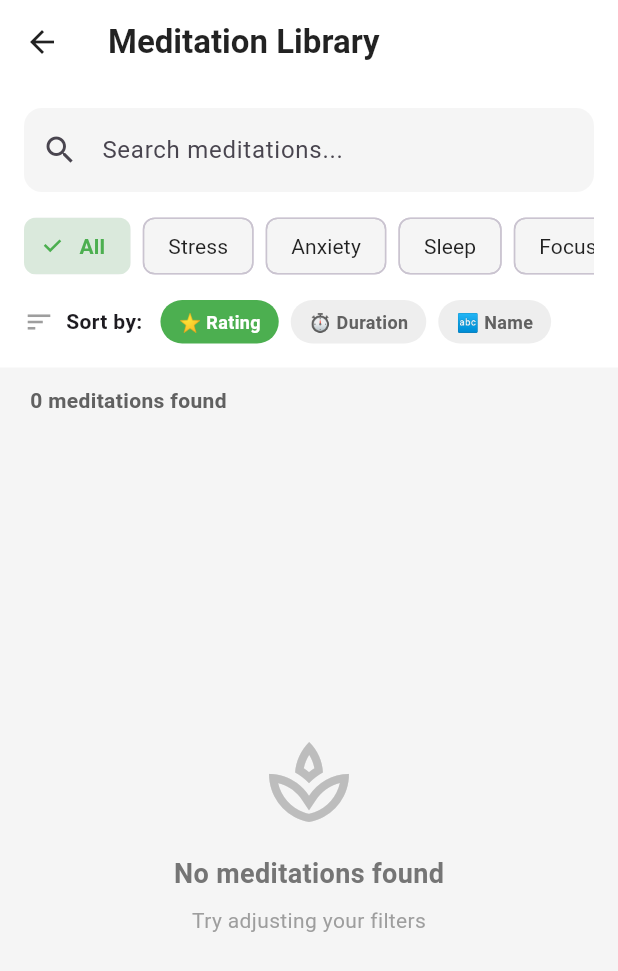
After one commit to vjintageboy/2025_LTTBDD_N04_Nhom_4, a Flutter app: the screen it shows once a user with an empty profile is signed in, after a tap on "View All", on a phone screen of 412 x 824 dp. The commit adds this screen. Shown: the top 971 px of the screen. Run offline on Flutter 3.47's test engine with Material 3 defaults, Android fonts, the phone set to English and light mode, and no system bars; our stand-ins replace audioplayers, cloud_firestore, firebase_auth, firebase_core, google_fonts, table_calendar; accounts and stored records are empty; generated files the repository leaves out were written again; Roboto replaces fonts that are missing (SF Pro Display).

Commit message:
Tăng featured meditations lên 5 và thêm nút xem tất cả

```diff
--- a/lib/views/home/home_page.dart
+++ b/lib/views/home/home_page.dart
@@ -4,6 +4,7 @@ import 'package:cloud_firestore/cloud_firestore.dart';
 import '../mood/mood_log_page.dart';
 import '../mood/mood_history_page.dart';
 import '../meditation/meditation_detail_page.dart';
+import '../meditation/meditation_library_page.dart';
 import '../profile/profile_page.dart';
 import '../expert/expert_list_page.dart';
 import '../streak/streak_history_page.dart';
@@ -192,7 +193,7 @@ class _HomeTabState extends State<HomeTab> {
 
       // Load meditations, streak, and total users in parallel
       final results = await Future.wait([
-        _firestoreService.getFeaturedMeditations(limit: 3),
+        _firestoreService.getFeaturedMeditations(limit: 5), // ⭐ Increased to 5
         _firestoreService.getOrCreateStreak(user.uid),
         _loadTotalUsers(), // ⭐ NEW - Load total users count
       ]);
@@ -352,14 +353,48 @@ class _HomeTabState extends State<HomeTab> {
               const SizedBox(height: 32),
 
               // Featured Meditations title with padding
-              const Padding(
-                padding: EdgeInsets.symmetric(horizontal: 20),
-                child: Text(
-                  'Featured Meditations',
-                  style: TextStyle(
-                    fontSize: 22,
-                    fontWeight: FontWeight.w700,
-                  ),
+              Padding(
+                padding: const EdgeInsets.symmetric(horizontal: 20),
+                child: Row(
+                  mainAxisAlignment: MainAxisAlignment.spaceBetween,
+                  children: [
+                    const Text(
+                      'Featured Meditations',
+                      style: TextStyle(
+                        fontSize: 22,
+                        fontWeight: FontWeight.w700,
+                      ),
+                    ),
+                    TextButton(
+                      onPressed: () {
+                        Navigator.push(
+                          context,
+                          MaterialPageRoute(
+                            builder: (context) => const MeditationLibraryPage(),
+                          ),
+                        );
+                      },
+                      child: Row(
+                        mainAxisSize: MainAxisSize.min,
+                        children: const [
+                          Text(
+                            'View All',
+                            style: TextStyle(
+                              fontSize: 14,
+                              fontWeight: FontWeight.w600,
+                              color: Color(0xFF4CAF50),
+                            ),
+                          ),
+                          SizedBox(width: 4),
+                          Icon(
+                            Icons.arrow_forward_ios,
+                            size: 12,
+                            color: Color(0xFF4CAF50),
+                          ),
+                        ],
+                      ),
+                    ),
+                  ],
                 ),
               ),
               const SizedBox(height: 16),
--- /dev/null
+++ b/lib/views/meditation/meditation_library_page.dart
@@ -0,0 +1,458 @@
+import 'package:flutter/material.dart';
+import '../../models/meditation.dart';
+import '../../services/firestore_service.dart';
+import 'meditation_detail_page.dart';
+
+/// Meditation Library Page - Browse all meditations with search & filter
+class MeditationLibraryPage extends StatefulWidget {
+  const MeditationLibraryPage({super.key});
+
+  @override
+  State<MeditationLibraryPage> createState() => _MeditationLibraryPageState();
+}
+
+class _MeditationLibraryPageState extends State<MeditationLibraryPage> {
+  final FirestoreService _firestoreService = FirestoreService();
+  List<Meditation> _allMeditations = [];
+  List<Meditation> _filteredMeditations = [];
+  bool _isLoading = true;
+  String _searchQuery = '';
+  MeditationCategory? _selectedCategory;
+  String _sortBy = 'rating'; // rating, duration, title
+
+  // Dynamic colors for meditation cards
+  final List<Color> _meditationColors = [
+    Colors.green.shade700,
+    Colors.blue.shade400,
+    Colors.purple.shade400,
+    Colors.orange.shade400,
+    Colors.pink.shade400,
+    Colors.teal.shade400,
+  ];
+
+  Color _getMeditationColor(int index) {
+    return _meditationColors[index % _meditationColors.length];
+  }
+
+  @override
+  void initState() {
+    super.initState();
+    _loadMeditations();
+  }
+
+  Future<void> _loadMeditations() async {
+    setState(() => _isLoading = true);
+
+    try {
+      final meditations = await _firestoreService.getAllMeditations();
+      setState(() {
+        _allMeditations = meditations;
+        _filteredMeditations = meditations;
+        _isLoading = false;
+      });
+      _applyFilters();
+    } catch (e) {
+      setState(() => _isLoading = false);
+      if (mounted) {
+        ScaffoldMessenger.of(context).showSnackBar(
+          SnackBar(content: Text('Error loading meditations: $e')),
+        );
+      }
+    }
+  }
+
+  void _applyFilters() {
+    setState(() {
+      _filteredMeditations = _allMeditations.where((meditation) {
+        // Search filter
+        final matchesSearch = _searchQuery.isEmpty ||
+            meditation.title.toLowerCase().contains(_searchQuery.toLowerCase()) ||
+            meditation.description.toLowerCase().contains(_searchQuery.toLowerCase());
+
+        // Category filter
+        final matchesCategory = _selectedCategory == null ||
+            meditation.category == _selectedCategory;
+
+        return matchesSearch && matchesCategory;
+      }).toList();
+
+      // Sort
+      switch (_sortBy) {
+        case 'rating':
+          _filteredMeditations.sort((a, b) => b.rating.compareTo(a.rating));
+          break;
+        case 'duration':
+          _filteredMeditations.sort((a, b) => a.duration.compareTo(b.duration));
+          break;
+        case 'title':
+          _filteredMeditations.sort((a, b) => a.title.compareTo(b.title));
+          break;
+      }
+    });
+  }
+
+  @override
+  Widget build(BuildContext context) {
+    return Scaffold(
+      backgroundColor: const Color(0xFFF5F5F5),
+      appBar: AppBar(
+        title: const Text(
+          'Meditation Library',
+          style: TextStyle(fontWeight: FontWeight.w700),
+        ),
+        backgroundColor: Colors.white,
+        foregroundColor: Colors.black87,
+        elevation: 0,
+      ),
+      body: Column(
+        children: [
+          // Search & Filter Bar
+          Container(
+            color: Colors.white,
+            padding: const EdgeInsets.all(16),
+            child: Column(
+              children: [
+                // Search Bar
+                TextField(
+                  decoration: InputDecoration(
+                    hintText: 'Search meditations...',
+                    prefixIcon: const Icon(Icons.search),
+                    border: OutlineInputBorder(
+                      borderRadius: BorderRadius.circular(12),
+                      borderSide: BorderSide.none,
+                    ),
+                    filled: true,
+                    fillColor: Colors.grey.shade100,
+                  ),
+                  onChanged: (value) {
+                    _searchQuery = value;
+                    _applyFilters();
+                  },
+                ),
+                const SizedBox(height: 12),
+
+                // Category Filters
+                SingleChildScrollView(
+                  scrollDirection: Axis.horizontal,
+                  child: Row(
+                    children: [
+                      _buildFilterChip(
+                        label: 'All',
+                        isSelected: _selectedCategory == null,
+                        onTap: () {
+                          setState(() => _selectedCategory = null);
+                          _applyFilters();
+                        },
+                      ),
+                      ...MeditationCategory.values.map((category) {
+                        return _buildFilterChip(
+                          label: _getCategoryLabel(category),
+                          isSelected: _selectedCategory == category,
+                          onTap: () {
+                            setState(() => _selectedCategory = category);
+                            _applyFilters();
+                          },
+                        );
+                      }),
+                    ],
+                  ),
+                ),
+                const SizedBox(height: 12),
+
+                // Sort Options
+                Row(
+                  children: [
+                    const Icon(Icons.sort, size: 20, color: Colors.grey),
+                    const SizedBox(width: 8),
+                    const Text(
+                      'Sort by:',
+                      style: TextStyle(
+                        fontSize: 14,
+                        fontWeight: FontWeight.w600,
+                      ),
+                    ),
+                    const SizedBox(width: 12),
+                    _buildSortChip('⭐ Rating', 'rating'),
+                    const SizedBox(width: 8),
+                    _buildSortChip('⏱️ Duration', 'duration'),
+                    const SizedBox(width: 8),
+                    _buildSortChip('🔤 Name', 'title'),
+                  ],
+                ),
+              ],
+            ),
+          ),
+
+          // Results Count
+          if (!_isLoading)
+            Container(
+              padding: const EdgeInsets.symmetric(horizontal: 20, vertical: 12),
+              alignment: Alignment.centerLeft,
+              child: Text(
+                '${_filteredMeditations.length} meditation${_filteredMeditations.length != 1 ? 's' : ''} found',
+                style: TextStyle(
+                  fontSize: 14,
+                  fontWeight: FontWeight.w600,
+                  color: Colors.grey.shade700,
+                ),
+              ),
+            ),
+
+          // Meditation Grid
+          Expanded(
+            child: _isLoading
+                ? const Center(
+                    child: CircularProgressIndicator(
+                      color: Color(0xFF4CAF50),
+                    ),
+                  )
+                : _filteredMeditations.isEmpty
+                    ? _buildEmptyState()
+                    : RefreshIndicator(
+                        onRefresh: _loadMeditations,
+                        child: GridView.builder(
+                          padding: const EdgeInsets.all(20),
+                          gridDelegate: const SliverGridDelegateWithFixedCrossAxisCount(
+                            crossAxisCount: 2,
+                            childAspectRatio: 0.75,
+                            crossAxisSpacing: 16,
+                            mainAxisSpacing: 16,
+                          ),
+                          itemCount: _filteredMeditations.length,
+                          itemBuilder: (context, index) {
+                            return _buildMeditationCard(
+                              _filteredMeditations[index],
+                              _getMeditationColor(index),
+                            );
+                          },
+                        ),
+                      ),
+          ),
+        ],
+      ),
+    );
+  }
+
+  Widget _buildFilterChip({
+    required String label,
+    required bool isSelected,
+    required VoidCallback onTap,
+  }) {
+    return Padding(
+      padding: const EdgeInsets.only(right: 8),
+      child: FilterChip(
+        label: Text(label),
+        selected: isSelected,
+        onSelected: (_) => onTap(),
+        backgroundColor: Colors.grey.shade100,
+        selectedColor: const Color(0xFF4CAF50).withOpacity(0.2),
+        checkmarkColor: const Color(0xFF4CAF50),
+        labelStyle: TextStyle(
+          color: isSelected ? const Color(0xFF4CAF50) : Colors.black87,
+          fontWeight: isSelected ? FontWeight.w600 : FontWeight.normal,
+        ),
+      ),
+    );
+  }
+
+  Widget _buildSortChip(String label, String sortValue) {
+    final isSelected = _sortBy == sortValue;
+    return InkWell(
+      onTap: () {
+        setState(() => _sortBy = sortValue);
+        _applyFilters();
+      },
+      child: Container(
+        padding: const EdgeInsets.symmetric(horizontal: 12, vertical: 6),
+        decoration: BoxDecoration(
+          color: isSelected ? const Color(0xFF4CAF50) : Colors.grey.shade200,
+          borderRadius: BorderRadius.circular(16),
+        ),
+        child: Text(
+          label,
+          style: TextStyle(
+            fontSize: 12,
+            fontWeight: FontWeight.w600,
+            color: isSelected ? Colors.white : Colors.grey.shade700,
+          ),
+        ),
+      ),
+    );
+  }
+
+  Widget _buildMeditationCard(Meditation meditation, Color color) {
+    return GestureDetector(
+      onTap: () {
+        Navigator.push(
+          context,
+          MaterialPageRoute(
+            builder: (context) => MeditationDetailPage(meditation: meditation),
+          ),
+        );
+      },
+      child: Container(
+        decoration: BoxDecoration(
+          borderRadius: BorderRadius.circular(20),
+          gradient: LinearGradient(
+            begin: Alignment.topLeft,
+            end: Alignment.bottomRight,
+            colors: [
+              color,
+              color.withOpacity(0.7),
+            ],
+          ),
+          boxShadow: [
+            BoxShadow(
+              color: color.withOpacity(0.3),
+              blurRadius: 8,
+              offset: const Offset(0, 4),
+            ),
+          ],
+        ),
+        child: Stack(
+          children: [
+            // Background pattern
+            Positioned.fill(
+              child: ClipRRect(
+                borderRadius: BorderRadius.circular(20),
+                child: Container(
+                  decoration: BoxDecoration(
+                    gradient: LinearGradient(
+                      begin: Alignment.topRight,
+                      end: Alignment.bottomLeft,
+                      colors: [
+                        Colors.white.withOpacity(0.1),
+                        Colors.transparent,
+                      ],
+                    ),
+                  ),
+                ),
+              ),
+            ),
+            // Rating badge
+            if (meditation.rating > 0)
+              Positioned(
+                top: 12,
+                right: 12,
+                child: Container(
+                  padding: const EdgeInsets.symmetric(horizontal: 8, vertical: 4),
+                  decoration: BoxDecoration(
+                    color: Colors.white.withOpacity(0.25),
+                    borderRadius: BorderRadius.circular(10),
+                    border: Border.all(
+                      color: Colors.white.withOpacity(0.3),
+                      width: 1,
+                    ),
+                  ),
+                  child: Row(
+                    mainAxisSize: MainAxisSize.min,
+                    children: [
+                      const Icon(
+                        Icons.star,
+                        color: Colors.white,
+                        size: 14,
+                      ),
+                      const SizedBox(width: 4),
+                      Text(
+                        meditation.rating.toStringAsFixed(1),
+                        style: const TextStyle(
+                          fontSize: 12,
+                          fontWeight: FontWeight.w700,
+                          color: Colors.white,
+                        ),
+                      ),
+                    ],
+                  ),
+                ),
+              ),
+            // Content
+            Padding(
+              padding: const EdgeInsets.all(16),
+              child: Column(
+                crossAxisAlignment: CrossAxisAlignment.start,
+                mainAxisAlignment: MainAxisAlignment.end,
+                children: [
+                  Text(
+                    meditation.title,
+                    style: const TextStyle(
+                      fontSize: 16,
+                      fontWeight: FontWeight.w700,
+                      color: Colors.white,
+                    ),
+                    maxLines: 2,
+                    overflow: TextOverflow.ellipsis,
+                  ),
+                  const SizedBox(height: 4),
+                  Text(
+                    '${meditation.duration} min • ${_getLevelLabel(meditation.level)}',
+                    style: TextStyle(
+                      fontSize: 12,
+                      fontWeight: FontWeight.w500,
+                      color: Colors.white.withOpacity(0.9),
+                    ),
+                  ),
+                ],
+              ),
+            ),
+          ],
+        ),
+      ),
+    );
+  }
+
+  Widget _buildEmptyState() {
+    return Center(
+      child: Column(
+        mainAxisAlignment: MainAxisAlignment.center,
+        children: [
+          Icon(
+            Icons.spa_outlined,
+            size: 64,
+            color: Colors.grey.shade400,
+          ),
+          const SizedBox(height: 16),
+          Text(
+            'No meditations found',
+            style: TextStyle(
+              fontSize: 18,
+              fontWeight: FontWeight.w600,
+              color: Colors.grey.shade600,
+            ),
+          ),
+          const SizedBox(height: 8),
+          Text(
+            'Try adjusting your filters',
+            style: TextStyle(
+              fontSize: 14,
+              color: Colors.grey.shade500,
+            ),
+          ),
+        ],
+      ),
+    );
+  }
+
+  String _getCategoryLabel(MeditationCategory category) {
+    switch (category) {
+      case MeditationCategory.stress:
+        return 'Stress';
+      case MeditationCategory.anxiety:
+        return 'Anxiety';
+      case MeditationCategory.sleep:
+        return 'Sleep';
+      case MeditationCategory.focus:
+        return 'Focus';
+    }
+  }
+
+  String _getLevelLabel(MeditationLevel level) {
+    switch (level) {
+      case MeditationLevel.beginner:
+        return 'Beginner';
+      case MeditationLevel.intermediate:
+        return 'Intermediate';
+      case MeditationLevel.advanced:
+        return 'Advanced';
+    }
+  }
+}
```
